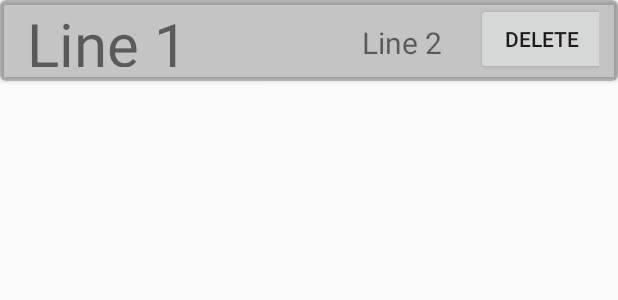
After one commit to Trev32198/schedule_sync_client, an Android app: the layout activity_my_zoom_events.xml on its own in the app's theme, with its tools: preview values and no code run, on a phone screen of 412 x 824 dp. The commit adds this screen. Shown: the top 300 px of the screen. Run offline under Robolectric (Android 15) with nearby library versions, the phone set to English and light mode, and no system bars; network calls fail.

Commit message:
MyZoomEvents data adapter created

```diff
--- a/app/src/main/AndroidManifest.xml
+++ b/app/src/main/AndroidManifest.xml
@@ -65,6 +65,7 @@
                 <category android:name="android.intent.category.LAUNCHER" />
             </intent-filter>
         </activity>
+        <activity android:name=".MyZoomEvents" />
     </application>
 
 </manifest>
--- a/app/src/main/java/com/example/myapplication/MyForumsDataAdapter.java
+++ b/app/src/main/java/com/example/myapplication/MyForumsDataAdapter.java
@@ -71,7 +71,6 @@ public class MyForumsDataAdapter extends RecyclerView.Adapter<MyForumsDataAdapte
                     }
                 }
             });
-
         }
     }
 
--- /dev/null
+++ b/app/src/main/res/layout/activity_my_zoom_events.xml
@@ -0,0 +1,60 @@
+<?xml version="1.0" encoding="utf-8"?>
+<androidx.cardview.widget.CardView xmlns:android="http://schemas.android.com/apk/res/android"
+    xmlns:app="http://schemas.android.com/apk/res-auto"
+    xmlns:tools="http://schemas.android.com/tools"
+    android:id="@+id/container"
+    android:layout_width="match_parent"
+    android:layout_height="wrap_content"
+    app:cardBackgroundColor="@color/cardview_shadow_start_color"
+    app:cardCornerRadius="4dp"
+    tools:context=".MyZoomEvents">
+
+    <RelativeLayout
+        android:layout_width="397dp"
+        android:layout_height="50dp"
+        android:layout_margin="2dp">
+
+        <TextView
+            android:id="@+id/myZoomListTitle"
+            android:layout_width="wrap_content"
+            android:layout_height="wrap_content"
+            android:layout_alignParentStart="true"
+            android:layout_alignParentLeft="true"
+            android:layout_alignParentBottom="true"
+            android:layout_marginStart="16dp"
+            android:layout_marginLeft="16dp"
+            android:layout_marginBottom="7dp"
+            android:text="Line 1"
+            android:textSize="40sp" />
+
+        <TextView
+            android:id="@+id/myZoomListCourse"
+            android:layout_width="78dp"
+            android:layout_height="40dp"
+            android:layout_alignParentTop="true"
+            android:layout_alignParentEnd="true"
+            android:layout_alignParentRight="true"
+            android:layout_alignParentBottom="true"
+            android:layout_marginTop="1dp"
+            android:layout_marginEnd="92dp"
+            android:layout_marginRight="92dp"
+            android:layout_marginBottom="-1dp"
+            android:gravity="center"
+            android:text="Line 2"
+            android:textSize="20sp" />
+
+        <Button
+            android:id="@+id/deleteZoom"
+            android:layout_width="wrap_content"
+            android:layout_height="wrap_content"
+            android:layout_alignParentEnd="true"
+            android:layout_alignParentRight="true"
+            android:layout_marginStart="42dp"
+            android:layout_marginLeft="42dp"
+            android:layout_marginEnd="-6dp"
+            android:layout_marginRight="-6dp"
+            android:text="Delete" />
+
+    </RelativeLayout>
+
+</androidx.cardview.widget.CardView>
```
Also changed, not shown: app/src/main/java/com/example/myapplication/MyZoomDataAdapter.java (added, +90 -0 lines), app/src/main/java/com/example/myapplication/MyZoomEvents.java (added, +53 -0 lines).
